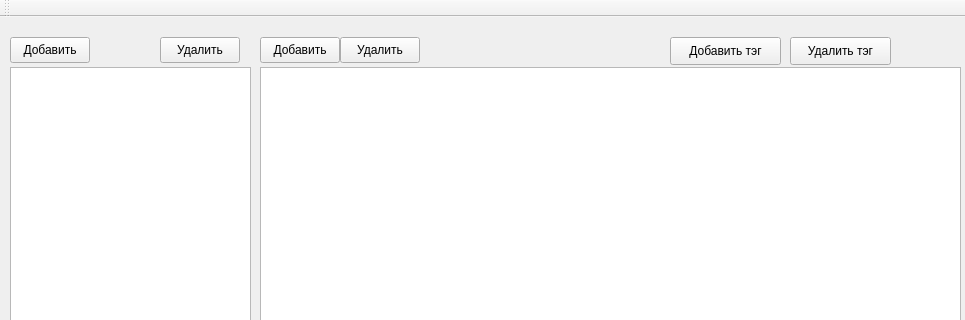
The window that src/ui/mainwindow.ui (andreevlex/training-url-database) describes before a commit, drawn with Qt 5; both pictures show x 0 to 965 and y 0 to 320 of the 965 by 606 pixel window.
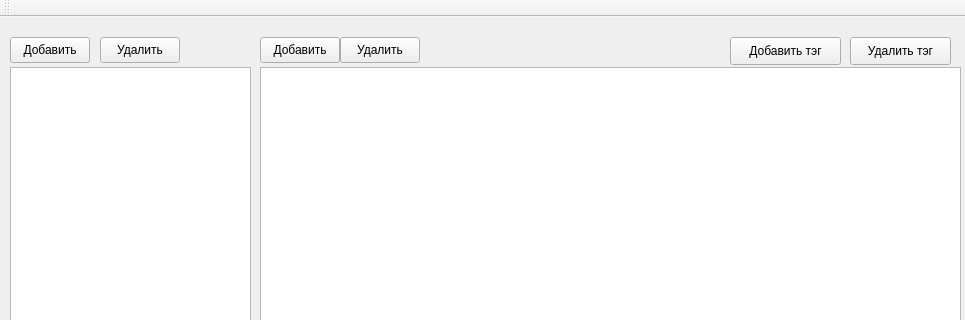
The same window after the commit.

Commit message: Реализованы метода для тэгов

Patch:
```diff
--- a/src/ui/mainwindow.ui
+++ b/src/ui/mainwindow.ui
@@ -62,7 +62,7 @@
    <widget class="QPushButton" name="pbDelTag">
     <property name="geometry">
      <rect>
-      <x>160</x>
+      <x>100</x>
       <y>20</y>
       <width>80</width>
       <height>26</height>
@@ -101,7 +101,7 @@
    <widget class="QPushButton" name="pbLinkTag">
     <property name="geometry">
      <rect>
-      <x>670</x>
+      <x>730</x>
       <y>20</y>
       <width>111</width>
       <height>28</height>
@@ -114,7 +114,7 @@
    <widget class="QPushButton" name="pbDelLinkTag">
     <property name="geometry">
      <rect>
-      <x>790</x>
+      <x>850</x>
       <y>20</y>
       <width>101</width>
       <height>28</height>
```
Left out of the diff: 2 changed lines with no effect on the pictures. The commit also changes 1 other file.
